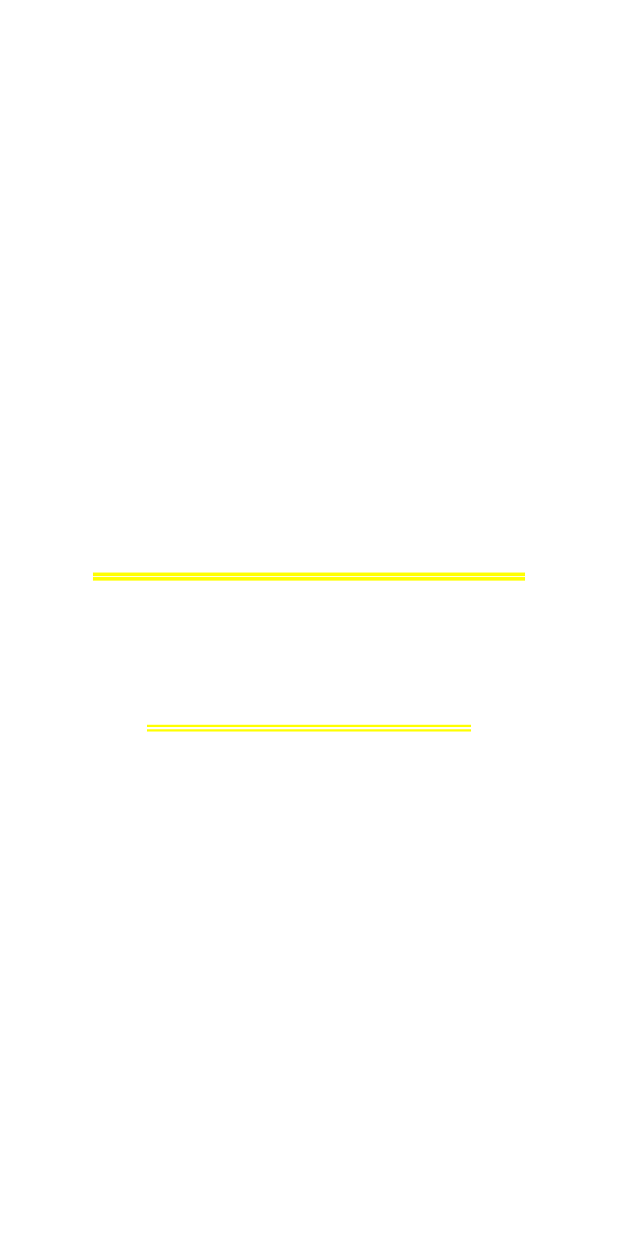
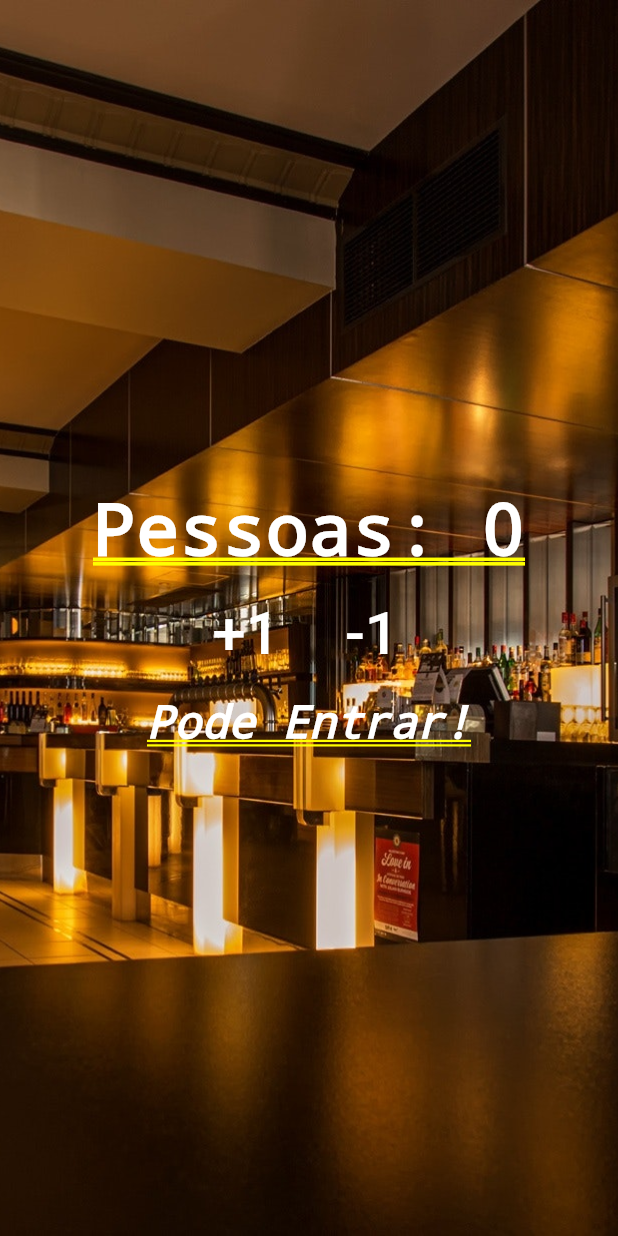
Before and after one commit to NetoSK9/contador_de_pessoas, a Flutter app: the screen it shows after launch, after a tap on "+1", on a phone screen of 412 x 824 dp. Run offline on Flutter 3.47's test engine with Material 2 defaults, Android fonts, the phone set to English and light mode, and no system bars.

Commit message:
O aplicativo agora possui um background.

```diff
--- a/lib/main.dart
+++ b/lib/main.dart
@@ -3,7 +3,14 @@ import 'package:flutter/material.dart';
 void main() {
   runApp(new MaterialApp(
       title: "Contador de Pessoas",
-      home: Column(
+      home: Stack(
+        children: [
+          Image.asset(
+            "images/restaurant.jpg",
+            fit: BoxFit.cover,
+            height: 1000.0,
+          ),
+          Column(
             mainAxisAlignment: MainAxisAlignment.center,
             children: <Widget>[
               Text(
@@ -12,13 +19,19 @@ void main() {
               ),
               Row(
                 children: <Widget> [
-              TextButton(
+                  Padding(
+                    padding: EdgeInsets.all(10.0),
+                    child: TextButton(
                       onPressed: (){},
                       child: Text("+1", style: TextStyle(fontSize: 40, color: Colors.white)),
                     ),
-              TextButton(
+                  ),
+                  Padding(
+                    padding: EdgeInsets.all(10.0),
+                    child: TextButton(
                       onPressed: (){},
                       child: Text("-1", style: TextStyle(fontSize: 40, color: Colors.white)),
+                    ),
                   ),
                 ],
                 mainAxisAlignment: MainAxisAlignment.center,
@@ -32,5 +45,9 @@ void main() {
                 ),
               ),
             ],
-      )));
+          ),
+        ],
+      ),
+  )
+  );
 }
--- a/pubspec.yaml
+++ b/pubspec.yaml
@@ -48,6 +48,8 @@ flutter:
   # assets:
   #   - images/a_dot_burr.jpeg
   #   - images/a_dot_ham.jpeg
+  assets:
+    - images/restaurant.jpg
 
   # An image asset can refer to one or more resolution-specific "variants", see
   # https://flutter.dev/assets-and-images/#resolution-aware.
```
Also changed, not shown: images/restaurant.jpg (added). Lines whose indentation alone changed are shown as unchanged.
